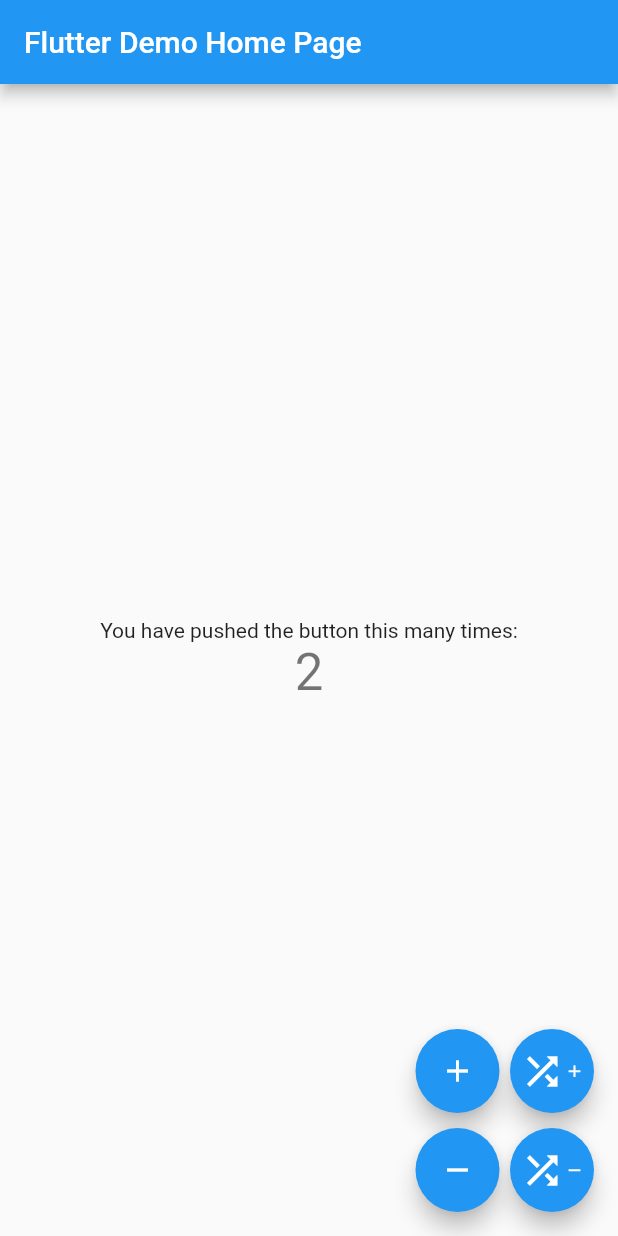
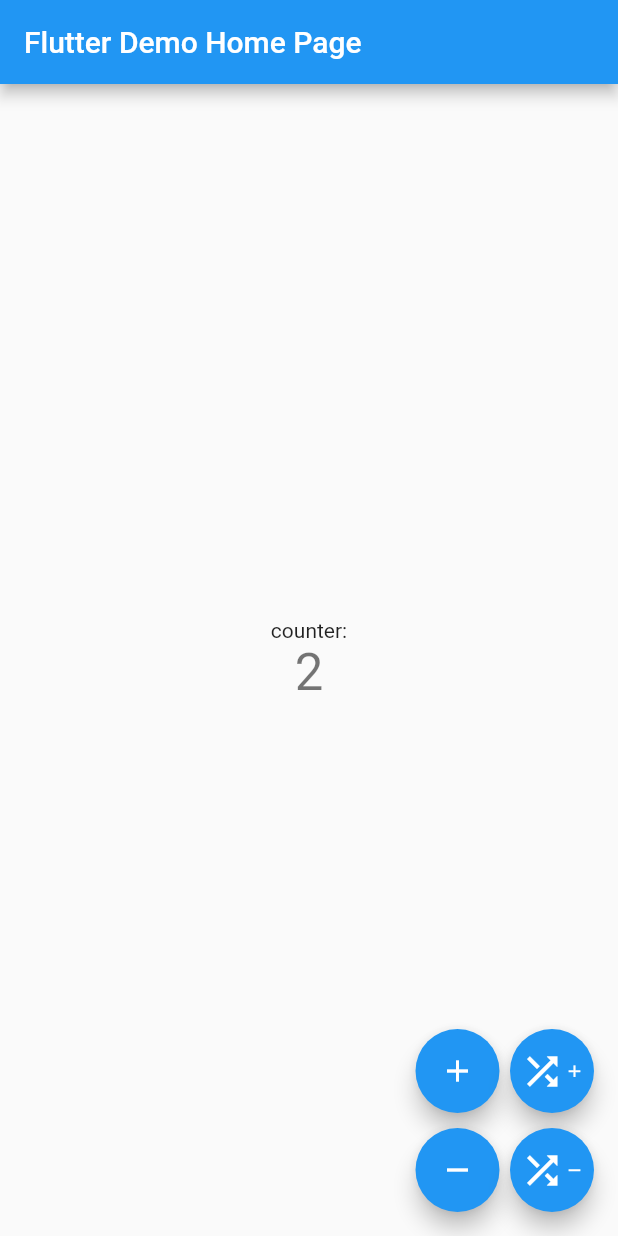
Before and after one commit to yash-dxt/counter-provider-flutter, a Flutter app: the screen it shows after launch, after a tap on the "add" icon, after a tap on the "shuffle" icon, after a tap on the "remove" icon, on a phone screen of 412 x 824 dp. Run offline on Flutter 3.47's test engine with Material 2 defaults, Android fonts, the phone set to English and light mode, and no system bars; our stand-ins replace shared_preferences.

Commit message:
Added share preferences as database to remember counter number

```diff
--- a/lib/counter_data.dart
+++ b/lib/counter_data.dart
@@ -1,30 +1,46 @@
 import 'package:flutter/material.dart';
 import 'dart:math';
-
+import 'package:shared_preferences/shared_preferences.dart';
+import 'dart:async';
 
 class CounterData extends ChangeNotifier {
+  SharedPreferences prefs;
+  int _counter;
   Random _random = Random();
-  int _counter = 0;
+
+  Future<void> getSharedPrefsData() async {
+    prefs = await SharedPreferences.getInstance();
+    _counter = prefs.getInt('counter') ?? 0;
+  }
 
   int get counter => _counter;
 
-  void increment() {
+  void increment() async {
     _counter++;
+
+    await prefs.setInt('counter', _counter);
+
     notifyListeners();
   }
-  void decrement(){
+
+  void decrement() async {
     _counter--;
+    await prefs.setInt('counter', _counter);
+
     notifyListeners();
   }
-  void shuffleIncrement(){
-    _counter+= _random.nextInt(3) +1;
+
+  void shuffleIncrement() async {
+    _counter += _random.nextInt(3) + 1;
+   await prefs.setInt('counter', _counter);
+
     notifyListeners();
+  }
 
+  void shuffleDecrement() async {
+    _counter -= _random.nextInt(3) + 1;
+    await prefs.setInt('counter', _counter);
 
-  }
-  void shuffleDecrement(){
-    _counter-= _random.nextInt(3) +1;
     notifyListeners();
-
   }
 }
--- a/lib/main.dart
+++ b/lib/main.dart
@@ -1,4 +1,5 @@
 import 'package:counterprovider/counter_data.dart';
+import 'package:flutter/cupertino.dart';
 import 'package:flutter/material.dart';
 import 'package:provider/provider.dart';
 
@@ -11,8 +12,14 @@ class MyApp extends StatelessWidget {
   @override
   Widget build(BuildContext context) {
     return ChangeNotifierProvider(
-      create: (_) => CounterData(),
+      create: (_) {
+        CounterData counterData = CounterData();
+        counterData.getSharedPrefsData();
+
+        return counterData;
+      },
       child: MaterialApp(
+        debugShowCheckedModeBanner: false,
         title: 'Flutter Demo with Provider',
         theme: ThemeData(
           primarySwatch: Colors.blue,
@@ -41,9 +48,11 @@ class MyHomePage extends StatelessWidget {
               mainAxisAlignment: MainAxisAlignment.center,
               children: <Widget>[
                 Text(
-                  'You have pushed the button this many times:',
+                  'counter:',
                 ),
+                counterData.counter == null? Center(child: CircularProgressIndicator(),):
                 Text(
+
                   '${counterData.counter}',
                   style: Theme.of(context).textTheme.headline4,
                 ),
--- a/pubspec.yaml
+++ b/pubspec.yaml
@@ -24,6 +24,7 @@ dependencies:
   flutter:
     sdk: flutter
   provider: ^4.1.3
+  shared_preferences: ^0.5.8
 
 
 
```
Also changed, not shown: pubspec.lock.
